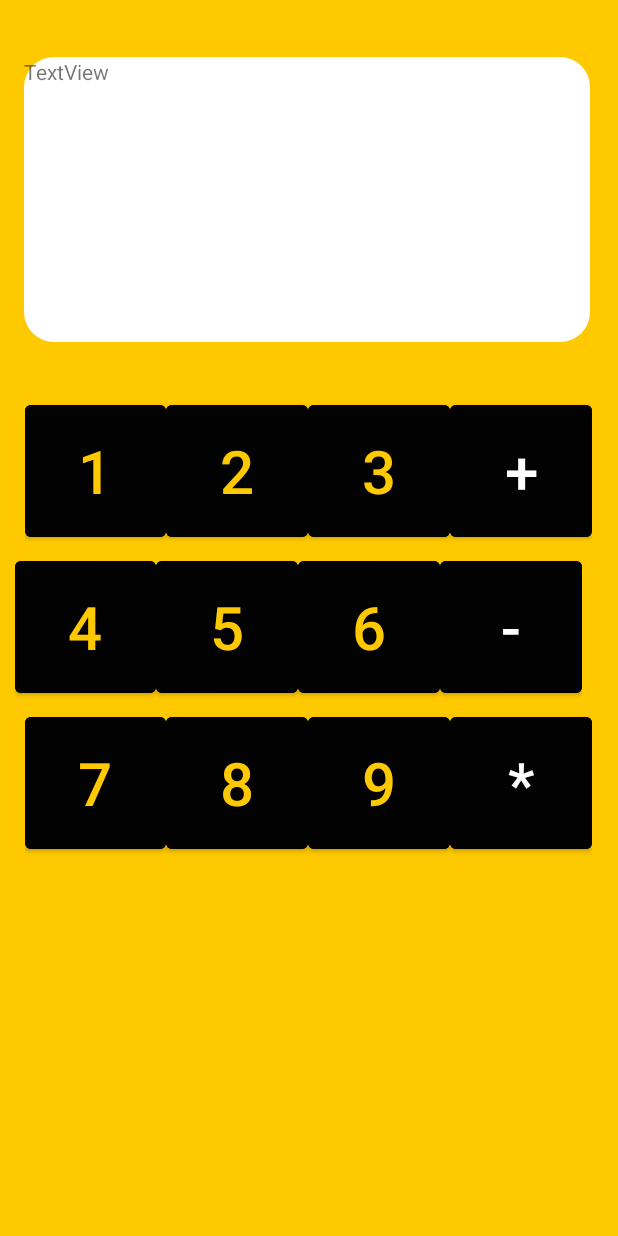
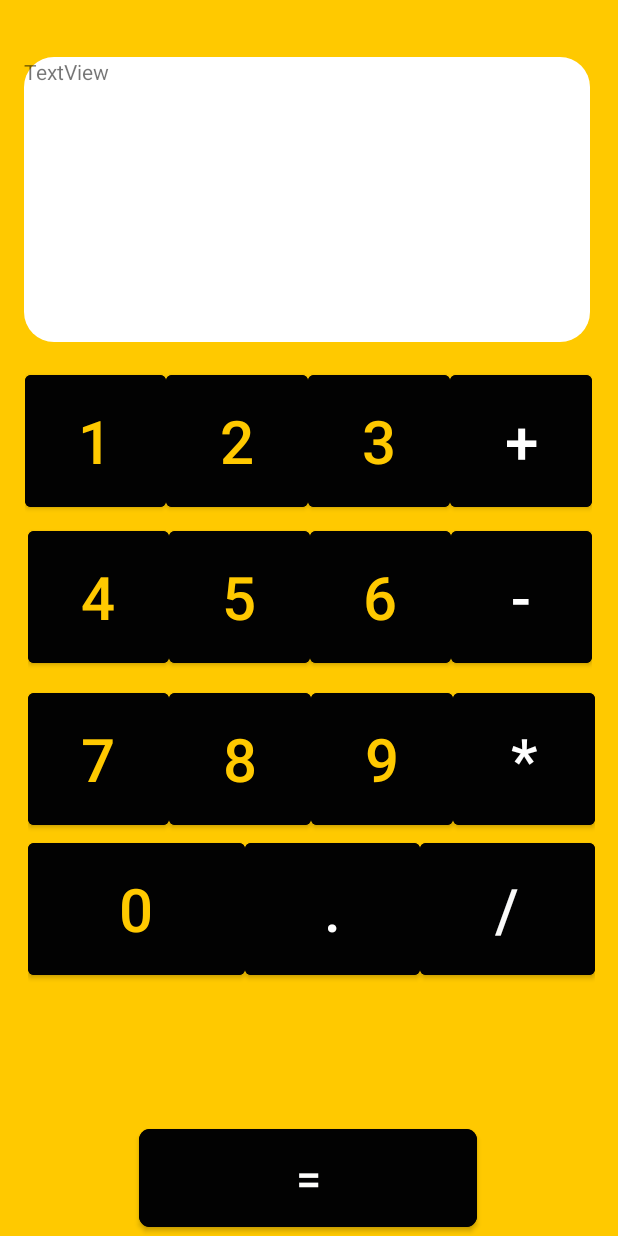
Before and after one commit to VishwasDubey150/My-calculator, an Android app: the screen it shows after launch (MainActivity), on a phone screen of 412 x 824 dp. Run offline under Robolectric (Android 15) with nearby library versions, the phone set to English and light mode, and no system bars.

Commit message:
finished designing

```diff
--- a/app/src/main/res/layout/activity_main.xml
+++ b/app/src/main/res/layout/activity_main.xml
@@ -23,7 +23,7 @@
     <LinearLayout
         android:layout_width="398dp"
         android:layout_height="107dp"
-        android:layout_marginTop="264dp"
+        android:layout_marginTop="244dp"
         android:background="#050505"
         android:backgroundTint="#FFC900"
         android:orientation="horizontal"
@@ -67,8 +67,7 @@
             android:backgroundTint="#020202"
             android:text="3"
             android:textColor="#FFC900"
-            android:textSize="40sp"
-            />
+            android:textSize="40sp" />
 
         <Button
             android:id="@+id/buttonplus"
@@ -84,16 +83,16 @@
     </LinearLayout>
 
     <LinearLayout
-        android:layout_width="398dp"
-        android:layout_height="107dp"
-        android:layout_marginTop="368dp"
+        android:layout_width="396dp"
+        android:layout_height="104dp"
+        android:layout_marginTop="348dp"
         android:background="#050505"
         android:backgroundTint="#FFC900"
         android:orientation="horizontal"
         android:paddingLeft="10dp"
         android:paddingRight="10dp"
         app:layout_constraintEnd_toEndOf="parent"
-        app:layout_constraintHorizontal_bias="0.0"
+        app:layout_constraintHorizontal_bias="0.533"
         app:layout_constraintStart_toStartOf="parent"
         app:layout_constraintTop_toTopOf="parent">
 
@@ -149,7 +148,7 @@
     <LinearLayout
         android:layout_width="398dp"
         android:layout_height="107dp"
-        android:layout_marginTop="472dp"
+        android:layout_marginTop="456dp"
         android:background="#050505"
 
         android:backgroundTint="#FFC900"
@@ -157,7 +156,7 @@
         android:paddingLeft="10dp"
         android:paddingRight="10dp"
         app:layout_constraintEnd_toEndOf="parent"
-        app:layout_constraintHorizontal_bias="0.461"
+        app:layout_constraintHorizontal_bias="0.615"
         app:layout_constraintStart_toStartOf="parent"
         app:layout_constraintTop_toTopOf="parent">
 
@@ -208,6 +207,77 @@
             android:text="*"
             android:textColor="#FFFFFF"
             android:textSize="40sp" />
+
     </LinearLayout>
 
+    <LinearLayout
+        android:layout_width="398dp"
+        android:layout_height="107dp"
+        android:layout_marginTop="556dp"
+        android:background="#050505"
+
+        android:backgroundTint="#FFC900"
+        android:orientation="horizontal"
+        android:paddingLeft="10dp"
+        android:paddingRight="10dp"
+        app:layout_constraintEnd_toEndOf="parent"
+        app:layout_constraintHorizontal_bias="0.615"
+        app:layout_constraintStart_toStartOf="parent"
+        app:layout_constraintTop_toTopOf="parent">
+
+        <Button
+            android:id="@+id/button0"
+
+            android:layout_width="wrap_content"
+            android:layout_height="wrap_content"
+            android:layout_weight="2"
+            android:height="100dp"
+            android:backgroundTint="#020202"
+            android:text="0"
+            android:textColor="#FFC900"
+            android:textSize="40sp" />
+
+        <Button
+            android:id="@+id/buttondot"
+
+            android:layout_width="wrap_content"
+            android:layout_height="wrap_content"
+            android:layout_weight="1"
+            android:height="100dp"
+            android:backgroundTint="#020202"
+            android:text="."
+            android:textColor="#FFFFFF"
+            android:textSize="40sp" />
+
+        <Button
+            android:id="@+id/buttondiv"
+
+            android:layout_width="wrap_content"
+            android:layout_height="wrap_content"
+            android:layout_weight="1"
+            android:height="100dp"
+            android:backgroundTint="#020202"
+            android:text="/"
+            android:textColor="#FAFAF9"
+            android:textSize="40sp" />
+
+    </LinearLayout>
+
+    <Button
+        android:id="@+id/buttoneq"
+        android:layout_width="225dp"
+        android:layout_height="77dp"
+        android:height="100dp"
+        android:backgroundTint="#020202"
+        android:text="="
+        android:textColor="#FDFDFC"
+        android:textSize="30sp"
+        app:cornerRadius="7dp"
+        app:layout_constraintBottom_toBottomOf="parent"
+        app:layout_constraintEnd_toEndOf="parent"
+        app:layout_constraintHorizontal_bias="0.496"
+        app:layout_constraintStart_toStartOf="parent"
+        app:layout_constraintTop_toTopOf="parent"
+        app:layout_constraintVertical_bias="1.0" />
+
 </androidx.constraintlayout.widget.ConstraintLayout>
```
